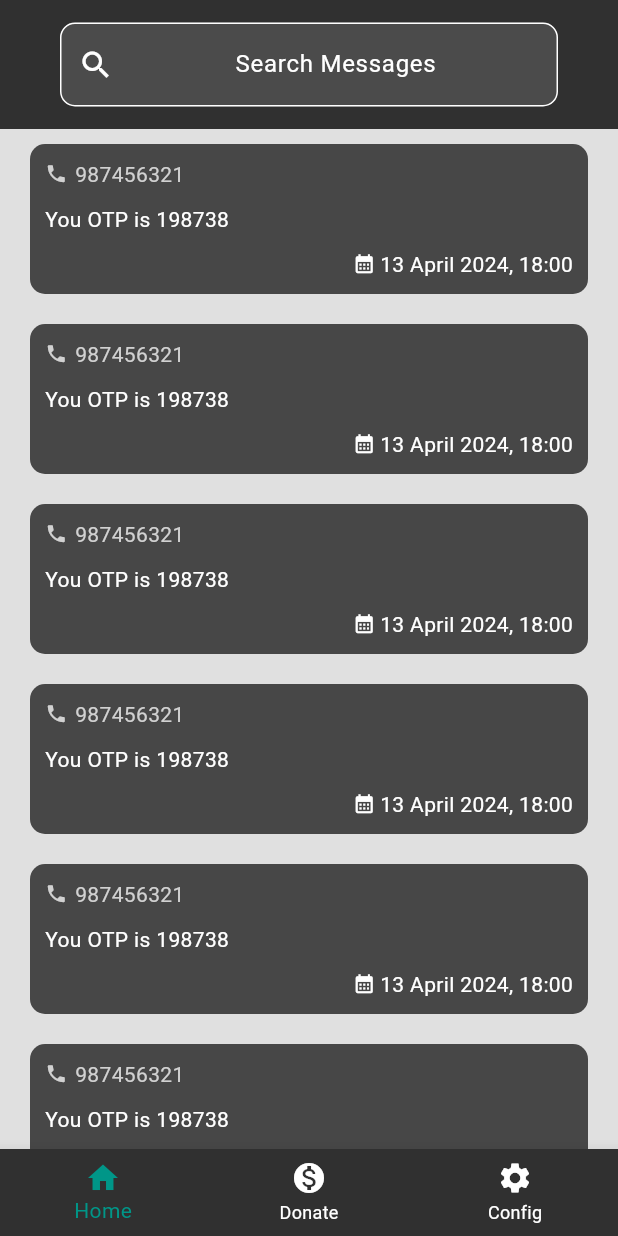
After one commit to sinhapaurush/vakyavahan_flutter, a Flutter app: the HomeScreen screen opened directly, on a phone screen of 412 x 824 dp. The commit adds this screen. Run offline on Flutter 3.47's test engine with Material 3 defaults, Android fonts, the phone set to English and light mode, and no system bars; our stand-ins replace device_info_plus, shared_preferences; accounts and stored records are empty.

Commit message:
Damn! too much work

```diff
--- a/lib/screens/home.dart
+++ b/lib/screens/home.dart
@@ -1,4 +1,6 @@
 import 'package:flutter/material.dart';
+import 'package:vakyavahan/screens/main/config.dart';
+import 'package:vakyavahan/screens/main/messages.dart';
 
 class HomeScreen extends StatefulWidget {
   const HomeScreen({super.key});
@@ -7,9 +9,47 @@ class HomeScreen extends StatefulWidget {
   State<HomeScreen> createState() => _HomeScreenState();
 }
 
+const List<Widget> bottomNavigationBarScreens = [
+  MessagesScreen(),
+  ConfigScreen()
+];
+
 class _HomeScreenState extends State<HomeScreen> {
+  int currentScreenIndex = 0; //DEFAULT SCREEN FOR BOTTOM NAVIGATION BAR
+
+  void jumpToScreen(int index) {
+    setState(() {
+      currentScreenIndex = index;
+    });
+  }
+
   @override
   Widget build(BuildContext context) {
-    return Container();
+    return Scaffold(
+      bottomNavigationBar: BottomNavigationBar(
+        currentIndex: currentScreenIndex,
+        selectedItemColor: Colors.teal,
+        unselectedItemColor: Colors.white,
+        backgroundColor: const Color.fromARGB(255, 48, 48, 48),
+        items: const [
+          BottomNavigationBarItem(
+            icon: Icon(Icons.home),
+            label: "Home",
+          ),
+          BottomNavigationBarItem(
+            icon: Icon(Icons.monetization_on),
+            label: "Donate",
+            tooltip: "Please cutie, donate up. You'll get my prayers, god will help you"
+          ),
+          BottomNavigationBarItem(
+              icon: Icon(
+                Icons.settings,
+              ),
+              label: "Config"),
+        ],
+        onTap: (int index) => jumpToScreen(index),
+      ),
+      body: bottomNavigationBarScreens[currentScreenIndex],
+    );
   }
 }
--- /dev/null
+++ b/lib/screens/main/messages.dart
@@ -0,0 +1,52 @@
+import 'package:flutter/material.dart';
+import '../../widget/message.dart';
+
+class MessagesScreen extends StatelessWidget {
+  const MessagesScreen({super.key});
+
+  @override
+  Widget build(BuildContext context) {
+    return CustomScrollView(
+      slivers: [
+        SliverToBoxAdapter(
+          child: Container(
+            padding: const EdgeInsets.symmetric(horizontal: 40, vertical: 15),
+            decoration:
+                const BoxDecoration(color: Color.fromARGB(255, 48, 48, 48)),
+            child: TextField(
+              textAlign: TextAlign.center,
+              decoration: InputDecoration(
+                  prefixIcon: const Icon(Icons.search),
+                  hintText: "Search Messages",
+                  hintStyle: const TextStyle(),
+                  filled: true,
+                  fillColor: const Color.fromARGB(255, 75, 75, 75),
+                  enabledBorder: OutlineInputBorder(
+                      borderSide: const BorderSide(color: Colors.white),
+                      borderRadius: BorderRadius.circular(10)),
+                  focusedBorder: OutlineInputBorder(
+                    borderRadius: BorderRadius.circular(10),
+                    borderSide: const BorderSide(
+                      color: Colors.white,
+                    ),
+                  ),
+                  hintFadeDuration: const Duration(milliseconds: 100)),
+            ),
+          ),
+        ),
+        SliverList(
+          delegate: SliverChildBuilderDelegate(
+            (BuildContext conttext_, int index) {
+              return const SMSBox(
+                message: "You OTP is 198738",
+                phone: "987456321",
+                time: "13 April 2024, 18:00",
+              );
+            },
+            childCount: 10,
+          ),
+        ),
+      ],
+    );
+  }
+}
--- /dev/null
+++ b/lib/widget/message.dart
@@ -0,0 +1,73 @@
+import 'package:flutter/material.dart';
+
+class SMSBox extends StatelessWidget {
+  final String message;
+  final String time;
+  final String phone;
+
+  const SMSBox({
+    super.key,
+    required this.message,
+    required this.time,
+    required this.phone,
+  });
+
+  @override
+  Widget build(BuildContext context) {
+    return Padding(
+      padding: const EdgeInsets.symmetric(horizontal: 20, vertical: 10),
+      child: Container(
+        padding: const EdgeInsets.symmetric(horizontal: 10, vertical: 10),
+        decoration: BoxDecoration(
+            color: const Color.fromARGB(255, 71, 71, 71),
+            borderRadius: BorderRadius.circular(10)),
+        alignment: Alignment.topLeft,
+        child: Column(
+          crossAxisAlignment: CrossAxisAlignment.start,
+          children: [
+            Row(
+              children: [
+                const Icon(
+                  Icons.phone,
+                  size: 15,
+                  color: Color.fromARGB(255, 209, 209, 209),
+                ),
+                const SizedBox(
+                  width: 5,
+                ),
+                Text(
+                  phone,
+                  style: const TextStyle(
+                      color: Color.fromARGB(255, 209, 209, 209)),
+                ),
+              ],
+            ),
+            const SizedBox(
+              height: 10,
+            ),
+            Text(
+              message,
+              textAlign: TextAlign.left,
+            ),
+            const SizedBox(
+              height: 10,
+            ),
+            Row(
+              mainAxisAlignment: MainAxisAlignment.end,
+              children: [
+                const Icon(
+                  Icons.calendar_month,
+                  size: 15,
+                ),
+                const SizedBox(
+                  width: 3,
+                ),
+                Text(time)
+              ],
+            )
+          ],
+        ),
+      ),
+    );
+  }
+}
```
Also changed, not shown: lib/methods/server.dart (+6 -7 lines), lib/screens/main/config.dart (added, +41 -0 lines), lib/screens/register.dart (+12 -4 lines).
